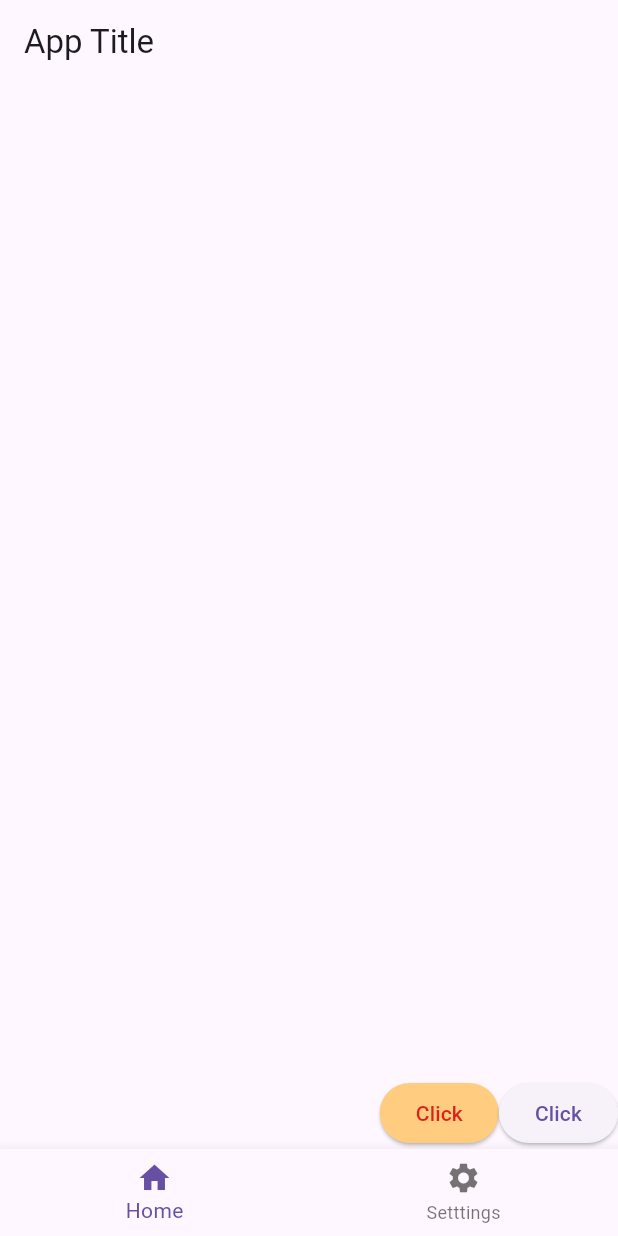
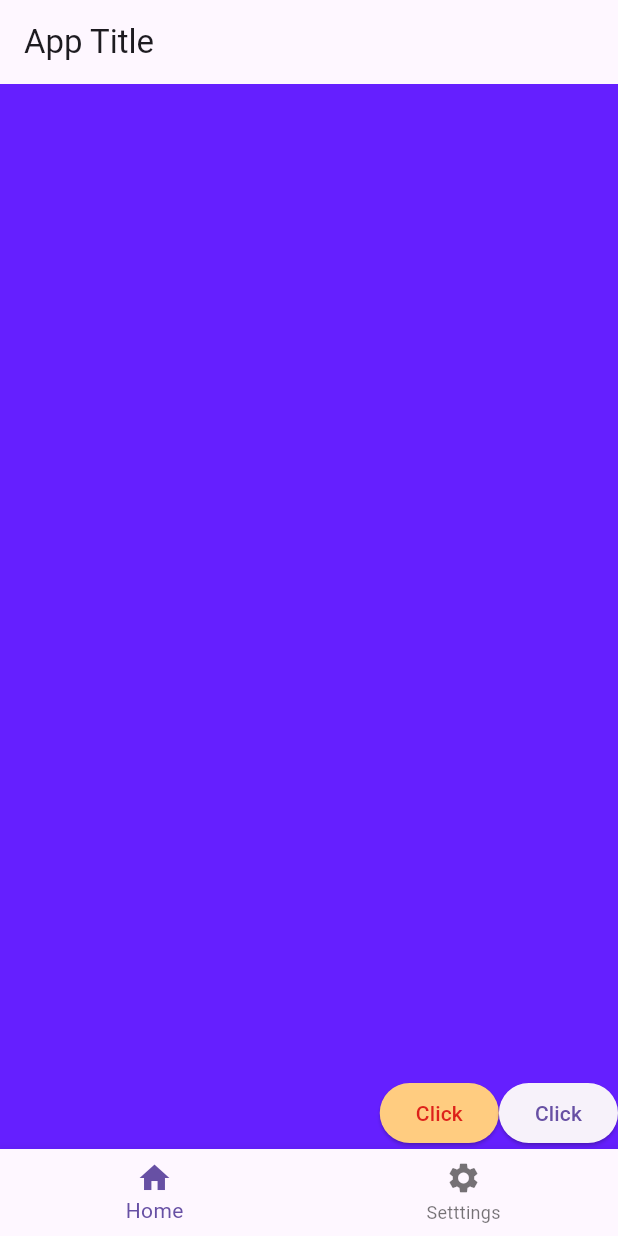
Before and after one commit to DhruvJais01/flutter_basic, a Flutter app: the screen it shows after launch, on a phone screen of 412 x 824 dp. Run offline on Flutter 3.47's test engine with Material 3 defaults, Android fonts, the phone set to English and light mode, and no system bars.

Commit message:
container and condition

```diff
--- a/lib/main.dart
+++ b/lib/main.dart
@@ -23,8 +23,10 @@ class _MyAppState extends State<MyApp> {
           title: const Text('App Title'),
         ),
         body: Center(
-          child: SizedBox(
+          child: currentIndex==0? Container(
             height: double.infinity,
+            width: double.infinity,
+            color: Colors.deepPurpleAccent.shade400,
             child: Row(
               mainAxisAlignment: MainAxisAlignment.end,
               crossAxisAlignment: CrossAxisAlignment.end,
@@ -51,7 +53,7 @@ class _MyAppState extends State<MyApp> {
                 ),
               ],
             ),
-          ),
+          ):const SizedBox(),
         ),
         bottomNavigationBar: BottomNavigationBar(
           items: const [
```
